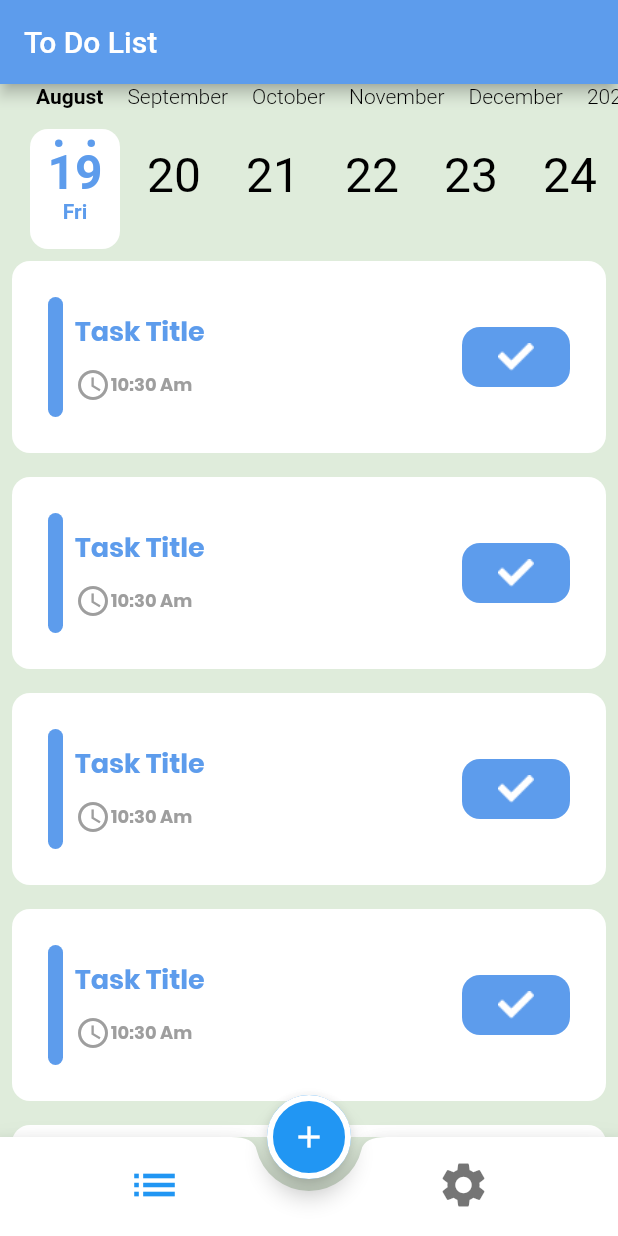
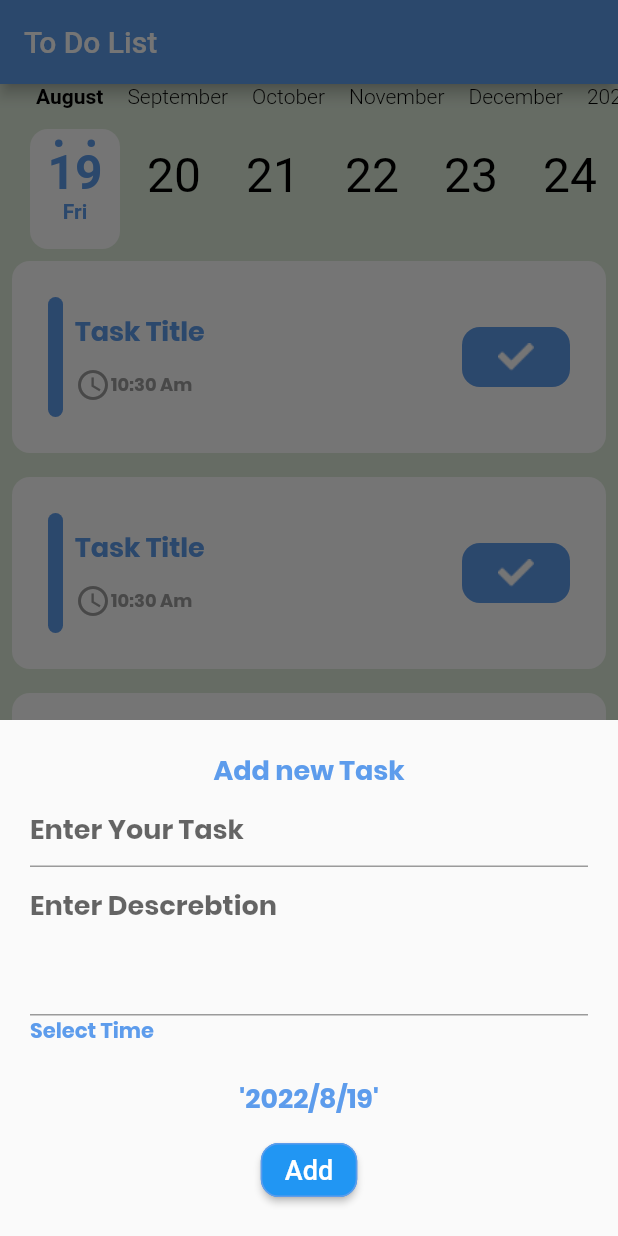
Before and after one commit to amrhegabb/to_do_app, a Flutter app: the screen it shows after launch, after a tap on the "add" icon, on a phone screen of 412 x 824 dp. Run offline on Flutter 3.47's test engine with Material 2 defaults, Android fonts, the phone set to English and light mode, and no system bars; drawn by our look-alikes of calendar_timeline, flutter_slidable; our stand-ins replace firebase_core; accounts and stored records are empty.

Commit message:
add bottom sheet

```diff
--- a/lib/Home/home_screen.dart
+++ b/lib/Home/home_screen.dart
@@ -1,6 +1,7 @@
 import 'package:flutter/material.dart';
 import 'package:to_do_app/Home/settings/settings.dart';
 import 'package:to_do_app/Home/taskeslist/tasks_list-tab.dart';
+import 'package:to_do_app/add_bottom_sheet.dart';
 
 class HomeScreen extends StatefulWidget {
   static const String routeName = "homescreen";
@@ -14,6 +15,7 @@ class _HomeScreenState extends State<HomeScreen> {
   @override
   Widget build(BuildContext context) {
     return Scaffold(
+      resizeToAvoidBottomInset: false,
       appBar: AppBar(
         backgroundColor: Theme.of(context).primaryColor,
         title: const Text("To Do List"),
@@ -44,7 +46,9 @@ class _HomeScreenState extends State<HomeScreen> {
       floatingActionButton: FloatingActionButton(
         shape: const StadiumBorder(
             side: BorderSide(color: Colors.white, width: 4)),
-        onPressed: () {},
+        onPressed: () {
+          showAddTodoBottomSheet();
+        },
         child: const Icon(
           Icons.add,
         ),
@@ -58,4 +62,11 @@ class _HomeScreenState extends State<HomeScreen> {
     const TaskesListTab(),
     const Settings(),
   ];
+
+  void showAddTodoBottomSheet() {
+    showModalBottomSheet(
+        isScrollControlled: true,
+        context: context,
+        builder: ((context) => const AddBottomSheet()));
+  }
 }
--- /dev/null
+++ b/lib/add_bottom_sheet.dart
@@ -0,0 +1,112 @@
+import 'package:flutter/material.dart';
+
+class AddBottomSheet extends StatefulWidget {
+  const AddBottomSheet({Key? key}) : super(key: key);
+
+  @override
+  State<AddBottomSheet> createState() => _AddBottomSheetState();
+}
+
+class _AddBottomSheetState extends State<AddBottomSheet> {
+  var formKey = GlobalKey<FormState>();
+  DateTime selectedDate = DateTime.now();
+  @override
+  Widget build(BuildContext context) {
+    TextEditingController taskTitleController = TextEditingController();
+    TextEditingController taskdetailController = TextEditingController();
+
+    return Container(
+      padding: const EdgeInsets.symmetric(horizontal: 20, vertical: 20),
+      child: Padding(
+        padding: MediaQuery.of(context).viewInsets,
+        child: Form(
+          child: Column(
+            crossAxisAlignment: CrossAxisAlignment.start,
+            mainAxisSize: MainAxisSize.min,
+            children: [
+              Center(
+                child: Text(
+                  "Add new Task",
+                  style: Theme.of(context).textTheme.titleMedium,
+                ),
+              ),
+              TextFormField(
+                controller: taskTitleController,
+                decoration: const InputDecoration(
+                  hintText: "Enter Your Task",
+                ),
+                validator: (currentText) {
+                  if (currentText == null || currentText.trim().isEmpty) {
+                    return 'please enter title';
+                  }
+                  return null;
+                },
+              ),
+              TextFormField(
+                controller: taskdetailController,
+                maxLines: 3,
+                validator: (text) {
+                  if (text == null || text.isEmpty) {
+                    return 'please enter details';
+                  }
+                  return null;
+                },
+                decoration: const InputDecoration(
+                  hintText: "Enter Descrebtion",
+                ),
+              ),
+              Text(
+                "Select Time",
+                style: Theme.of(context)
+                    .textTheme
+                    .titleMedium!
+                    .copyWith(fontSize: 14),
+              ),
+              const SizedBox(
+                height: 10,
+              ),
+              Center(
+                child: TextButton(
+                    onPressed: () {
+                      showDatePickerDialog();
+                    },
+                    child: Text(
+                      "'${selectedDate.year}/${selectedDate.month}/${selectedDate.day}'",
+                      style: Theme.of(context).textTheme.titleMedium,
+                    )),
+              ),
+              Center(
+                child: ElevatedButton(
+                    style: ButtonStyle(
+                        shape:
+                            MaterialStateProperty.all<RoundedRectangleBorder>(
+                                RoundedRectangleBorder(
+                                    borderRadius: BorderRadius.circular(12.0),
+                                    side: BorderSide(
+                                        color:
+                                            Theme.of(context).primaryColor)))),
+                    onPressed: () {},
+                    child: const Text(
+                      'Add',
+                      style: TextStyle(fontSize: 18),
+                    )),
+              )
+            ],
+          ),
+        ),
+      ),
+    );
+  }
+
+  void showDatePickerDialog() async {
+    DateTime? dateTime = await showDatePicker(
+        context: context,
+        initialDate: selectedDate,
+        firstDate: DateTime.now(),
+        lastDate: DateTime.now().add(const Duration(days: 365)));
+    if (dateTime != null) {
+      selectedDate = dateTime;
+      setState(() {});
+    }
+  }
+}
--- /dev/null
+++ b/lib/my_database.dart
@@ -0,0 +1,7 @@
+class MyDatabase {
+  void insertTask(int id, String title, String desc) {
+    //create collection Tasks
+    //insert new document inside collection
+    //add id title,desc
+  }
+}
```
